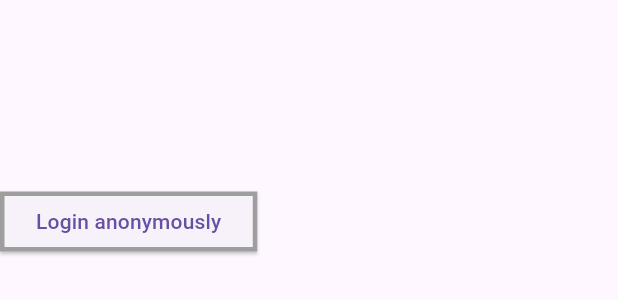
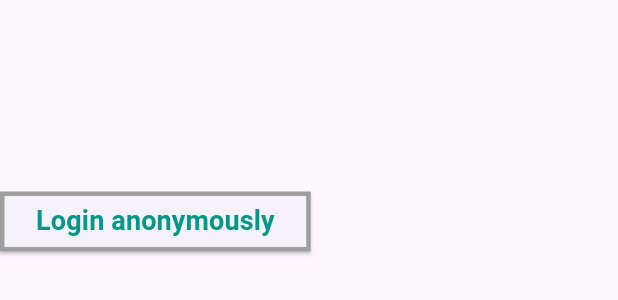
Before and after one commit to MarekRudzki/LoginTester, a Flutter app: the Anonymous widget shown alone on an empty page, opened directly, on a phone screen of 412 x 824 dp. Shown: the top 300 px of the screen. Run offline on Flutter 3.47's test engine with Material 3 defaults, Android fonts, the phone set to English and light mode, and no system bars; our stand-ins replace cloud_firestore, equatable, firebase_auth, firebase_core, flutter_bloc, flutter_dotenv and 2 more; missing offline and left inert: flutter_facebook_auth, twitter_login; accounts and stored records are empty.

Commit message:
Adjust anonymous login method

```diff
--- a/lib/auth_screen.dart
+++ b/lib/auth_screen.dart
@@ -1,5 +1,5 @@
 import 'package:flutter/material.dart';
-import 'package:login_tester/features/anonymous/anonymous.dart';
+import 'package:login_tester/features/anonymous/presentation/anonymous.dart';
 import 'package:login_tester/features/email_password/presentation/email_password.dart';
 import 'package:login_tester/features/login_selection/provider/login_provider.dart';
 import 'package:login_tester/features/login_selection/widgets/login_methods.dart';
--- a/lib/features/anonymous/anonymous.dart
+++ /dev/null
@@ -1,64 +0,0 @@
-import 'package:firebase_auth/firebase_auth.dart';
-import 'package:flutter/material.dart';
-import 'package:login_tester/success_screen.dart';
-
-class Anonymous extends StatelessWidget {
-  const Anonymous({super.key});
-
-  @override
-  Widget build(BuildContext context) {
-    return Column(
-      children: [
-        SizedBox(
-          height: MediaQuery.sizeOf(context).height * 0.15,
-        ),
-        ElevatedButton(
-          onPressed: () async {
-            try {
-              await FirebaseAuth.instance.signInAnonymously();
-
-              if (!context.mounted) return;
-
-              Navigator.of(context).push(
-                MaterialPageRoute(
-                  builder: (context) => SuccessScreen(
-                    userType: 'Anonymous Account',
-                    onLogOut: () async {
-                      await FirebaseAuth.instance.signOut();
-                      if (!context.mounted) return;
-                      Navigator.of(context).pop();
-                    },
-                  ),
-                ),
-              );
-            } on FirebaseAuthException catch (e) {
-              ScaffoldMessenger.of(context).showSnackBar(
-                SnackBar(
-                  content: Text(
-                    'Error occured: ${e.message}',
-                    textAlign: TextAlign.center,
-                  ),
-                  duration: const Duration(
-                    seconds: 3,
-                  ),
-                  backgroundColor: Colors.red,
-                ),
-              );
-            }
-          },
-          child: const Text('Login anonymously'),
-          style: ButtonStyle(
-            shape: MaterialStateProperty.all<RoundedRectangleBorder>(
-              const RoundedRectangleBorder(
-                side: BorderSide(
-                  color: Colors.grey,
-                  width: 3,
-                ),
-              ),
-            ),
-          ),
-        ),
-      ],
-    );
-  }
-}
--- /dev/null
+++ b/lib/features/anonymous/data/anonymous_firebase.dart
@@ -0,0 +1,11 @@
+import 'package:firebase_auth/firebase_auth.dart';
+
+class AnonymousFirebase {
+  Future<void> signInAnonymously() async {
+    await FirebaseAuth.instance.signInAnonymously();
+  }
+
+  Future<void> signOut() async {
+    await FirebaseAuth.instance.signOut();
+  }
+}
--- /dev/null
+++ b/lib/features/anonymous/presentation/anonymous.dart
@@ -0,0 +1,88 @@
+import 'package:flutter/material.dart';
+import 'package:flutter_bloc/flutter_bloc.dart';
+import 'package:login_tester/features/anonymous/presentation/bloc/anonymous_bloc.dart';
+import 'package:login_tester/success_screen.dart';
+
+class Anonymous extends StatelessWidget {
+  const Anonymous({super.key});
+
+  @override
+  Widget build(BuildContext context) {
+    return BlocListener<AnonymousBloc, AnonymousState>(
+      listener: (context, state) {
+        if (state is AnonymousError) {
+          ScaffoldMessenger.of(context).showSnackBar(
+            SnackBar(
+              content: Text(
+                state.errorMessage,
+                textAlign: TextAlign.center,
+              ),
+              duration: const Duration(
+                seconds: 3,
+              ),
+              backgroundColor: Colors.red,
+            ),
+          );
+        } else if (state is AnonymousSuccess) {
+          Navigator.of(context).push(
+            MaterialPageRoute(
+              builder: (context) => SuccessScreen(
+                userType: 'Anonymous Account',
+                onLogOut: () async {
+                  context.read<AnonymousBloc>().add(const LogoutPressed());
+                  Navigator.of(context).pop();
+                },
+              ),
+            ),
+          );
+        }
+      },
+      child: Column(
+        children: [
+          SizedBox(
+            height: MediaQuery.sizeOf(context).height * 0.15,
+          ),
+          BlocBuilder<AnonymousBloc, AnonymousState>(
+            builder: (context, state) {
+              if (state is AnonymousInitial) {
+                return ElevatedButton(
+                  onPressed: () async {
+                    context
+                        .read<AnonymousBloc>()
+                        .add(const LoginAnonomyouslyPressed());
+                  },
+                  child: const Text(
+                    'Login anonymously',
+                    style: TextStyle(
+                      fontSize: 18,
+                      fontWeight: FontWeight.bold,
+                      color: Colors.teal,
+                    ),
+                  ),
+                  style: ButtonStyle(
+                    shape: MaterialStateProperty.all<RoundedRectangleBorder>(
+                      const RoundedRectangleBorder(
+                        side: BorderSide(
+                          color: Colors.grey,
+                          width: 3,
+                        ),
+                      ),
+                    ),
+                  ),
+                );
+              } else if (state is AnonymousLoading) {
+                return const Center(
+                  child: CircularProgressIndicator(
+                    color: Colors.white,
+                  ),
+                );
+              } else {
+                return const SizedBox.shrink();
+              }
+            },
+          ),
+        ],
+      ),
+    );
+  }
+}
--- /dev/null
+++ b/lib/features/anonymous/presentation/bloc/anonymous_event.dart
@@ -0,0 +1,22 @@
+part of 'anonymous_bloc.dart';
+
+class AnonymousEvent extends Equatable {
+  const AnonymousEvent();
+
+  @override
+  List<Object> get props => [];
+}
+
+class LoginAnonomyouslyPressed extends AnonymousEvent {
+  const LoginAnonomyouslyPressed();
+
+  @override
+  List<Object> get props => [];
+}
+
+class LogoutPressed extends AnonymousEvent {
+  const LogoutPressed();
+
+  @override
+  List<Object> get props => [];
+}
--- /dev/null
+++ b/lib/features/anonymous/presentation/bloc/anonymous_state.dart
@@ -0,0 +1,27 @@
+part of 'anonymous_bloc.dart';
+
+class AnonymousState extends Equatable {
+  const AnonymousState();
+
+  @override
+  List<Object> get props => [];
+}
+
+class AnonymousInitial extends AnonymousState {}
+
+class AnonymousLoading extends AnonymousState {}
+
+class AnonymousSuccess extends AnonymousState {}
+
+class AnonymousError extends AnonymousState {
+  final String errorMessage;
+
+  AnonymousError({
+    required this.errorMessage,
+  });
+
+  @override
+  List<Object> get props => [
+        errorMessage,
+      ];
+}
```
Also changed, not shown: lib/features/anonymous/presentation/bloc/anonymous_bloc.dart (added, +37 -0 lines), lib/main.dart (+7 -0 lines).
